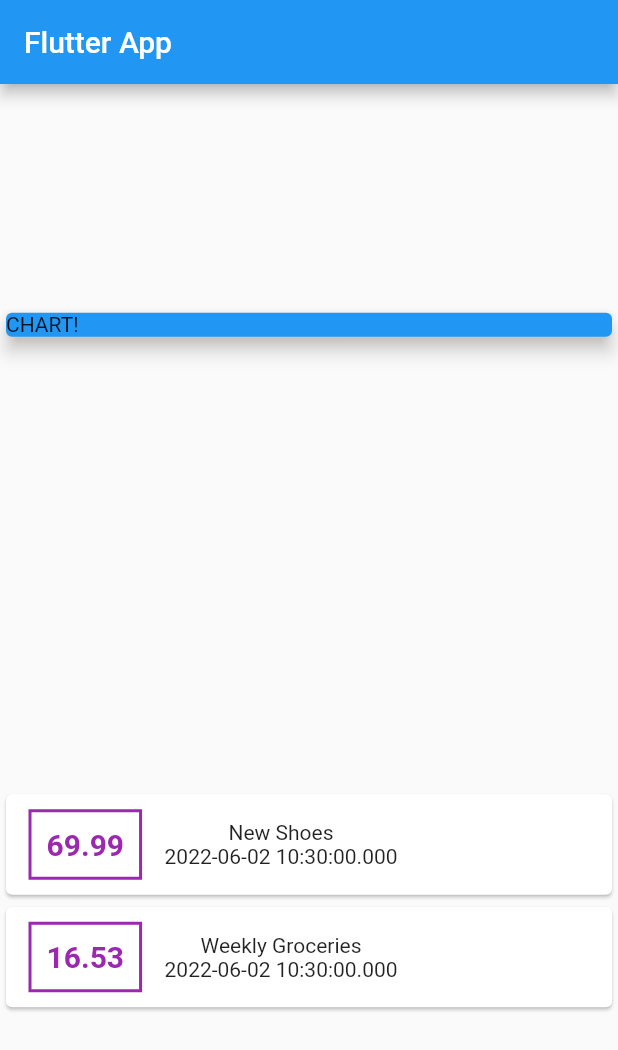
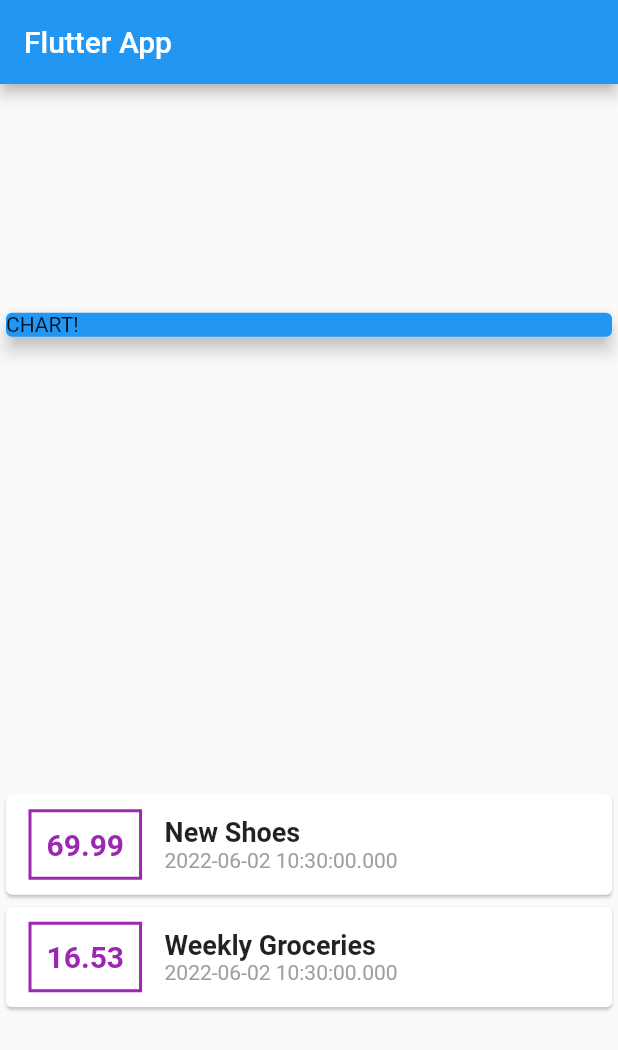
Before and after one commit to godo129/Flutter_Expense_App, a Flutter app: the screen it shows after launch, on a phone screen of 412 x 824 dp. Shown: the top 1050 px of the screen. Run offline on Flutter 3.47's test engine with Material 2 defaults, Android fonts, the phone set to English and light mode, and no system bars.

Commit message:
more styling

```diff
--- a/lib/main.dart
+++ b/lib/main.dart
@@ -77,9 +77,19 @@ class MyHomePage extends StatelessWidget {
                       ),
                   ),
                   Column(
+                    crossAxisAlignment: CrossAxisAlignment.start,
                     children: <Widget>[
-                      Text(tx.title),
-                      Text(tx.date.toString())
+                      Text(
+                        tx.title,
+                        style: TextStyle(
+                          fontSize: 18,
+                          fontWeight: FontWeight.bold
+                        )
+                      ),
+                      Text(
+                        tx.date.toString(),
+                        style: TextStyle(color: Colors.grey),
+                      )
                     ],
                   )
                 ],
```
